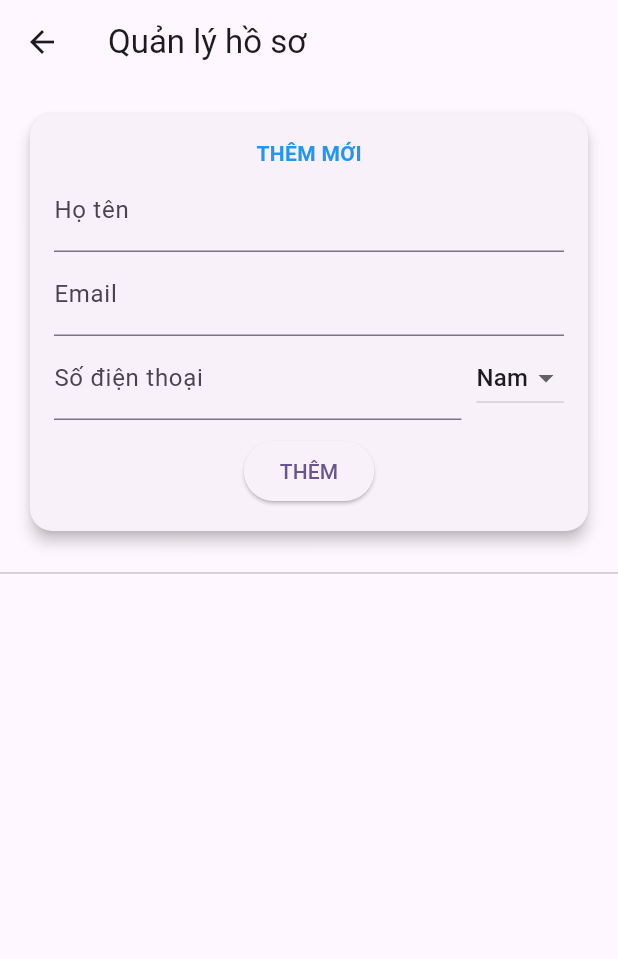
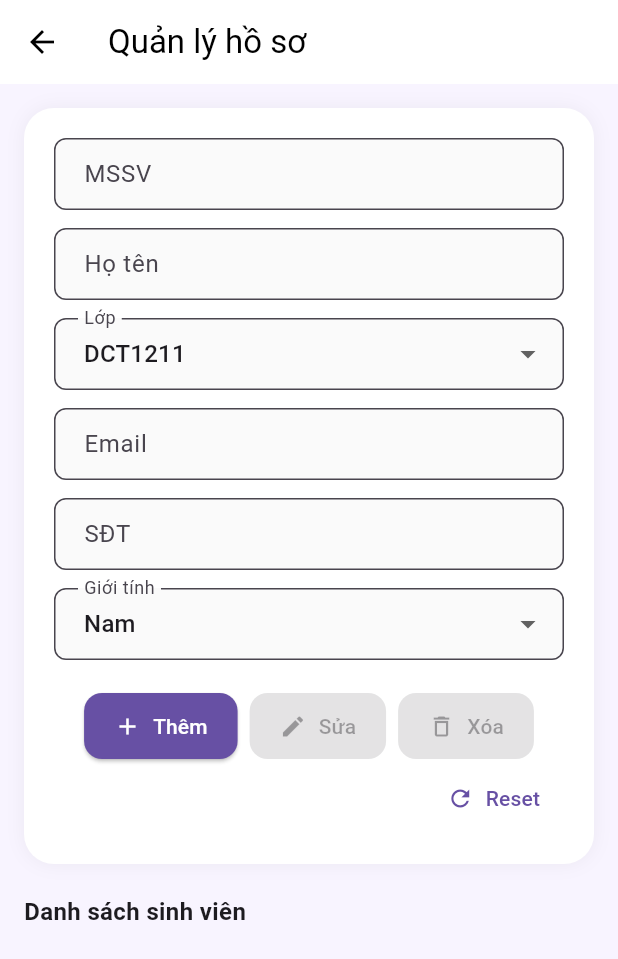
Before and after one commit to MiyazakiLOL/StudentManagement, a Flutter app: the screen it shows after launch, after a tap on "Quản lý hồ sơ", on a phone screen of 412 x 824 dp. Shown: the top 959 px of the screen. Run offline on Flutter 3.47's test engine with Material 3 defaults, Android fonts, the phone set to English and light mode, and no system bars; our stand-ins replace shared_preferences; network calls fail.

Commit message:
sửa lỗi

```diff
--- a/lib/models/student.dart
+++ b/lib/models/student.dart
@@ -1,6 +1,8 @@
 class Student {
   final String id; // MockAPI dùng String cho ID
   final String name;
+  final String? code;
+  final String? className;
   final String? email;
   final String? phone;
   final String? gender;
@@ -8,6 +10,8 @@ class Student {
   Student({
     required this.id,
     required this.name,
+    this.code,
+    this.className,
     this.email,
     this.phone,
     this.gender,
@@ -17,6 +21,8 @@ class Student {
     return Student(
       id: json['id'].toString(),
       name: json['name'] ?? '',
+      code: json['code']?.toString(),
+      className: json['className']?.toString(),
       email: json['email'] ?? '',
       phone: json['phone'] ?? '',
       gender: json['gender'] ?? 'Nam',
@@ -26,6 +32,8 @@ class Student {
   Map<String, dynamic> toJson() {
     return {
       'name': name,
+      'code': code,
+      'className': className,
       'email': email,
       'phone': phone,
       'gender': gender,
--- a/lib/screens/student_profile_page.dart
+++ b/lib/screens/student_profile_page.dart
@@ -1,4 +1,3 @@
-import 'dart:convert';
 import 'package:flutter/material.dart';
 import '../models/student.dart';
 import '../services/student_api.dart';
@@ -13,10 +12,16 @@ class StudentProfileManagementPage extends StatefulWidget {
 
 class _StudentProfileManagementPageState extends State<StudentProfileManagementPage> {
   final _formKey = GlobalKey<FormState>();
+  final _codeController = TextEditingController();
   final _nameController = TextEditingController();
   final _emailController = TextEditingController();
   final _phoneController = TextEditingController();
+
   String _selectedGender = 'Nam';
+  String _selectedClass = 'DCT1211';
+
+  final List<String> _classList = ['DCT1211', 'DCT1212', 'DCT1213', 'DCT1214', 'DCT1215'];
+  final List<String> _genderList = ['Nam', 'Nữ'];
 
   late final StudentApi _api;
   List<Student> _students = [];
@@ -32,173 +37,195 @@ class _StudentProfileManagementPageState extends State<StudentProfileManagementP
 
   Future<void> _loadData() async {
     setState(() => _isLoading = true);
-    try {
     final data = await _api.fetchStudents();
-      setState(() => _students = data);
-    } catch (e) {
-      debugPrint("Lỗi tải danh sách: $e");
-    } finally {
-      setState(() => _isLoading = false);
-    }
+    setState(() {
+      _students = data;
+      _isLoading = false;
+    });
   }
 
-  Future<void> _save() async {
+  void _onStudentTap(Student s) {
+    setState(() {
+      _editingStudent = s;
+      _codeController.text = s.code ?? '';
+      _nameController.text = s.name;
+      _emailController.text = s.email ?? '';
+      _phoneController.text = s.phone ?? '';
+      _selectedGender = s.gender ?? 'Nam';
+      _selectedClass = _classList.contains(s.className) ? s.className! : _classList[0];
+    });
+  }
+
+  Future<void> _save(bool isUpdate) async {
     if (!_formKey.currentState!.validate()) return;
 
     final student = Student(
-      id: _editingStudent?.id ?? '',
+      id: isUpdate ? (_editingStudent?.id ?? DateTime.now().millisecondsSinceEpoch.toString()) : DateTime.now().millisecondsSinceEpoch.toString(),
+      code: _codeController.text,
       name: _nameController.text,
+      className: _selectedClass,
       email: _emailController.text,
       phone: _phoneController.text,
       gender: _selectedGender,
     );
 
     try {
-      if (_editingStudent == null) {
+      if (isUpdate) {
+        await _api.updateStudent(student);
+      } else {
         await _api.createStudent(student);
-      } else {
-        await _api.updateStudent(student);
       }
       _clearForm();
-      _loadData(); // Load lại danh sách sau khi lưu
-      ScaffoldMessenger.of(context).showSnackBar(const SnackBar(content: Text('Lưu thành công!')));
+      _loadData();
+      ScaffoldMessenger.of(context).showSnackBar(SnackBar(content: Text(isUpdate ? 'Cập nhật thành công!' : 'Thêm thành công!')));
     } catch (e) {
-      ScaffoldMessenger.of(context).showSnackBar(SnackBar(content: Text('Lỗi API: $e')));
+      ScaffoldMessenger.of(context).showSnackBar(SnackBar(content: Text('Lỗi: $e')));
     }
   }
 
-  Future<void> _confirmDelete(Student s) async {
+  Future<void> _delete() async {
+    if (_editingStudent == null) return;
+
     final bool? confirm = await showDialog<bool>(
       context: context,
       builder: (context) => AlertDialog(
-        shape: RoundedRectangleBorder(borderRadius: BorderRadius.circular(15)),
-        title: const Row(
-          children: [
-            Icon(Icons.warning_amber_rounded, color: Colors.red),
-            SizedBox(width: 10),
-            Text('Xác nhận xóa'),
-          ],
-        ),
-        content: Text('Bạn có chắc chắn muốn xóa sinh viên "${s.name}" khỏi hệ thống không?'),
+        title: const Text('Xác nhận'),
+        content: Text('Xóa sinh viên ${_editingStudent!.name}?'),
         actions: [
-          TextButton(
-            onPressed: () => Navigator.pop(context, false),
-            child: const Text('Hủy', style: TextStyle(color: Colors.grey)),
-          ),
-          ElevatedButton(
-            style: ElevatedButton.styleFrom(
-              backgroundColor: Colors.red,
-              shape: RoundedRectangleBorder(borderRadius: BorderRadius.circular(8)),
-            ),
-            onPressed: () => Navigator.pop(context, true),
-            child: const Text('Xóa ngay', style: TextStyle(color: Colors.white)),
-          ),
+          TextButton(onPressed: () => Navigator.pop(context, false), child: const Text('Hủy')),
+          TextButton(onPressed: () => Navigator.pop(context, true), child: const Text('Xóa', style: TextStyle(color: Colors.red))),
         ],
       ),
     );
 
     if (confirm == true) {
-      try {
-        // MockAPI cần ID để xóa: /students/:id
-        await _api.deleteStudent(int.parse(s.id));
-        _loadData(); // Tải lại danh sách sau khi xóa thành công
-        if (mounted) {
-          ScaffoldMessenger.of(context).showSnackBar(
-            const SnackBar(content: Text('Đã xóa dữ liệu thành công'), backgroundColor: Colors.green),
-          );
-        }
-      } catch (e) {
-        if (mounted) {
-          ScaffoldMessenger.of(context).showSnackBar(
-            const SnackBar(content: Text('Lỗi khi xóa: Vui lòng thử lại'), backgroundColor: Colors.red),
-          );
-        }
-      }
+      // Đảm bảo truyền vào String id
+      await _api.deleteStudent(_editingStudent!.id.toString());
+      _clearForm();
+      _loadData();
     }
   }
 
   void _clearForm() {
+    _codeController.clear();
     _nameController.clear();
     _emailController.clear();
     _phoneController.clear();
+    setState(() {
       _selectedGender = 'Nam';
+      _selectedClass = _classList[0];
       _editingStudent = null;
-    setState(() {});
+    });
   }
+
+  InputDecoration _inputStyle(String label) => InputDecoration(
+    labelText: label,
+    filled: true,
+    fillColor: Colors.grey[50],
+    border: OutlineInputBorder(borderRadius: BorderRadius.circular(8), borderSide: const BorderSide(color: Colors.grey)),
+    contentPadding: const EdgeInsets.symmetric(horizontal: 16, vertical: 12),
+  );
 
   @override
   Widget build(BuildContext context) {
     return Scaffold(
-      appBar: AppBar(title: const Text('Quản lý hồ sơ')),
-      body: Column(
+      backgroundColor: const Color(0xFFF8F4FF),
+      appBar: AppBar(title: const Text('Quản lý hồ sơ'), backgroundColor: Colors.white, foregroundColor: Colors.black, elevation: 0),
+      body: SingleChildScrollView(
+        padding: const EdgeInsets.all(16.0),
+        child: Column(
           children: [
-          // PHẦN FORM NHẬP
-          Padding(
-            padding: const EdgeInsets.all(16.0),
-            child: Card(
-              elevation: 4,
-              shape: RoundedRectangleBorder(borderRadius: BorderRadius.circular(15)),
-              child: Padding(
-                padding: const EdgeInsets.all(16.0),
+            Container(
+              padding: const EdgeInsets.all(20),
+              decoration: BoxDecoration(color: Colors.white, borderRadius: BorderRadius.circular(20), boxShadow: [BoxShadow(color: Colors.black.withOpacity(0.05), blurRadius: 10)]),
               child: Form(
                 key: _formKey,
                 child: Column(
                   children: [
-                      Text(_editingStudent == null ? "THÊM MỚI" : "SỬA HỒ SƠ",
-                           style: const TextStyle(fontWeight: FontWeight.bold, color: Colors.blue)),
-                      TextFormField(controller: _nameController, decoration: const InputDecoration(labelText: 'Họ tên')),
-                      TextFormField(controller: _emailController, decoration: const InputDecoration(labelText: 'Email')),
+                    TextFormField(controller: _codeController, decoration: _inputStyle('MSSV')),
+                    const SizedBox(height: 12),
+                    TextFormField(controller: _nameController, decoration: _inputStyle('Họ tên')),
+                    const SizedBox(height: 12),
+                    DropdownButtonFormField<String>(
+                      value: _selectedClass,
+                      decoration: _inputStyle('Lớp'),
+                      items: _classList.map((c) => DropdownMenuItem(value: c, child: Text(c))).toList(),
+                      onChanged: (v) => setState(() => _selectedClass = v!),
+                    ),
+                    const SizedBox(height: 12),
+                    TextFormField(controller: _emailController, decoration: _inputStyle('Email')),
+                    const SizedBox(height: 12),
+                    TextFormField(controller: _phoneController, decoration: _inputStyle('SĐT')),
+                    const SizedBox(height: 12),
+                    DropdownButtonFormField<String>(
+                      value: _selectedGender,
+                      decoration: _inputStyle('Giới tính'),
+                      items: _genderList.map((g) => DropdownMenuItem(value: g, child: Text(g))).toList(),
+                      onChanged: (v) => setState(() => _selectedGender = v!),
+                    ),
+                    const SizedBox(height: 20),
                     Row(
+                      mainAxisAlignment: MainAxisAlignment.center,
                       children: [
-                          Expanded(child: TextFormField(controller: _phoneController, decoration: const InputDecoration(labelText: 'Số điện thoại'))),
-                          const SizedBox(width: 10),
-                          DropdownButton<String>(
-                            value: _selectedGender,
-                            onChanged: (v) => setState(() => _selectedGender = v!),
-                            items: ['Nam', 'Nữ'].map((g) => DropdownMenuItem(value: g, child: Text(g))).toList(),
-                          )
+                        ElevatedButton.icon(
+                          onPressed: () => _save(false),
+                          icon: const Icon(Icons.add, size: 18),
+                          label: const Text("Thêm"),
+                          style: ElevatedButton.styleFrom(backgroundColor: const Color(0xFF6750A4), foregroundColor: Colors.white, shape: RoundedRectangleBorder(borderRadius: BorderRadius.circular(12)), padding: const EdgeInsets.symmetric(horizontal: 20, vertical: 12)),
+                        ),
+                        const SizedBox(width: 8),
+                        ElevatedButton.icon(
+                          onPressed: _editingStudent != null ? () => _save(true) : null,
+                          icon: const Icon(Icons.edit, size: 18),
+                          label: const Text("Sửa"),
+                          style: ElevatedButton.styleFrom(backgroundColor: Colors.grey[300], foregroundColor: Colors.black87, shape: RoundedRectangleBorder(borderRadius: BorderRadius.circular(12)), padding: const EdgeInsets.symmetric(horizontal: 20, vertical: 12)),
+                        ),
+                        const SizedBox(width: 8),
+                        ElevatedButton.icon(
+                          onPressed: _editingStudent != null ? _delete : null,
+                          icon: const Icon(Icons.delete_outline, size: 18),
+                          label: const Text("Xóa"),
+                          style: ElevatedButton.styleFrom(backgroundColor: const Color(0xFFFFEBEE), foregroundColor: Colors.red, shape: RoundedRectangleBorder(borderRadius: BorderRadius.circular(12)), padding: const EdgeInsets.symmetric(horizontal: 20, vertical: 12)),
+                        ),
                       ],
                     ),
-                      const SizedBox(height: 10),
-                      ElevatedButton(onPressed: _save, child: Text(_editingStudent == null ? 'THÊM' : 'CẬP NHẬT')),
+                    Align(
+                      alignment: Alignment.centerRight,
+                      child: TextButton.icon(
+                        onPressed: _clearForm,
+                        icon: const Icon(Icons.refresh, size: 18),
+                        label: const Text("Reset"),
+                        style: TextButton.styleFrom(foregroundColor: const Color(0xFF6750A4)),
+                      ),
+                    )
                   ],
                 ),
               ),
             ),
-            ),
-          ),
-          const Divider(),
-          // PHẦN DANH SÁCH THAO TÁC
-          Expanded(
-            child: _isLoading
-                ? const Center(child: CircularProgressIndicator())
+            const SizedBox(height: 20),
+            const Align(alignment: Alignment.centerLeft, child: Text("Danh sách sinh viên", style: TextStyle(fontWeight: FontWeight.bold, fontSize: 16))),
+            const SizedBox(height: 10),
+            _isLoading
+              ? const CircularProgressIndicator()
               : ListView.builder(
+                  shrinkWrap: true,
+                  physics: const NeverScrollableScrollPhysics(),
                   itemCount: _students.length,
                   itemBuilder: (context, i) {
                     final s = _students[i];
-                      return ListTile(
+                    return Card(
+                      margin: const EdgeInsets.only(bottom: 8),
+                      child: ListTile(
+                        onTap: () => _onStudentTap(s),
                         title: Text(s.name, style: const TextStyle(fontWeight: FontWeight.bold)),
-                        subtitle: Text('${s.gender} - ${s.phone}\n${s.email}'),
-                        trailing: Row(
-                          mainAxisSize: MainAxisSize.min,
-                          children: [
-                            IconButton(icon: const Icon(Icons.edit, color: Colors.orange),
-                              onPressed: () => setState(() {
-                                _editingStudent = s;
-                                _nameController.text = s.name;
-                                _emailController.text = s.email ?? '';
-                                _phoneController.text = s.phone ?? '';
-                                _selectedGender = s.gender ?? 'Nam';
-                              })),
-                            IconButton(icon: const Icon(Icons.delete_outline, color: Colors.redAccent),
-                              onPressed: () => _confirmDelete(s)),
-                          ],
+                        subtitle: Text('${s.code} - ${s.className}'),
+                        trailing: const Icon(Icons.chevron_right, color: Colors.grey),
                       ),
                     );
                   },
                 ),
+          ],
         ),
-        ],
       ),
     );
   }
--- a/lib/services/student_api.dart
+++ b/lib/services/student_api.dart
@@ -1,5 +1,6 @@
 import 'dart:convert';
 import 'package:http/http.dart' as http;
+import 'package:shared_preferences/shared_preferences.dart';
 import '../models/student.dart';
 
 class StudentApi {
@@ -12,76 +13,105 @@ class StudentApi {
   final String baseUrl;
   final String studentsPath;
   final http.Client _client;
+  static const String _storageKey = 'cached_students';
 
-  static const Duration _timeout = Duration(seconds: 8);
+  static const Duration _timeout = Duration(seconds: 5);
 
   Uri _resolve(String path) {
     final base = Uri.parse(baseUrl);
     final uri = Uri.parse(path);
-
     if (uri.hasScheme) return uri;
     return base.resolve(path);
   }
 
+  // Lấy dữ liệu từ SharedPreferences
+  Future<List<Student>> getLocalStudents() async {
+    final prefs = await SharedPreferences.getInstance();
+    final String? cachedData = prefs.getString(_storageKey);
+    if (cachedData != null) {
+      final List<dynamic> decoded = jsonDecode(cachedData);
+      return decoded.map((e) => Student.fromJson(e)).toList();
+    }
+    return [];
+  }
+
+  // Lưu dữ liệu vào SharedPreferences
+  Future<void> saveLocalStudents(List<Student> students) async {
+    final prefs = await SharedPreferences.getInstance();
+    final String encoded = jsonEncode(students.map((s) => s.toJson()).toList());
+    await prefs.setString(_storageKey, encoded);
+  }
+
   Future<List<Student>> fetchStudents() async {
+    try {
       final uri = _resolve(studentsPath);
-
       final res = await _client.get(uri).timeout(_timeout);
 
-    if (res.statusCode != 200) {
-      throw Exception('Lỗi load dữ liệu');
+      if (res.statusCode == 200) {
+        final data = jsonDecode(res.body);
+        List<Student> students = [];
+        if (data is List) {
+          students = data.map((e) => Student.fromJson(e)).toList();
+        } else if (data['data'] != null) {
+          students = (data['data'] as List).map((e) => Student.fromJson(e)).toList();
         }
-
-    final data = jsonDecode(res.body);
-
-    if (data is List) {
-      return data.map((e) => Student.fromJson(e)).toList();
+        await saveLocalStudents(students); // Lưu lại bản mới nhất
+        return students;
       }
-
-    if (data['data'] != null) {
-      return (data['data'] as List)
-          .map((e) => Student.fromJson(e))
-          .toList();
+    } catch (e) {
+      print("Lỗi kết nối API, sử dụng dữ liệu offline: $e");
     }
-
-    throw Exception('Sai format JSON');
+    return await getLocalStudents(); // Trả về dữ liệu offline nếu lỗi
   }
 
   Future<void> createStudent(Student s) async {
+    try {
       final uri = _resolve(studentsPath);
-
-    final res = await _client.post(
+      await _client.post(
         uri,
         headers: {'Content-Type': 'application/json'},
         body: jsonEncode(s.toJson()),
-    );
+      ).timeout(_timeout);
+    } catch (e) {
+      print("Lỗi thêm API, sẽ chỉ lưu local: $e");
+    }
 
-    if (res.statusCode != 201 && res.statusCode != 200) {
-      throw Exception('Thêm thất bại');
+    // Cập nhật local ngay lập tức
+    final local = await getLocalStudents();
+    local.add(s);
+    await saveLocalStudents(local);
+  }
+
+  Future<void> updateStudent(Student s) async {
+    try {
+      final uri = _resolve('$studentsPath/${s.id}');
+      await _client.put(
+        uri,
+        headers: {'Content-Type': 'application/json'},
+        body: jsonEncode(s.toJson()),
+      ).timeout(_timeout);
+    } catch (e) {
+      print("Lỗi cập nhật API: $e");
+    }
+
+    final local = await getLocalStudents();
+    final index = local.indexWhere((item) => item.id == s.id);
+    if (index != -1) {
+      local[index] = s;
+      await saveLocalStudents(local);
     }
   }
 
-  Future<void> updateStudent(Student s) async {
-    final uri = _resolve('$studentsPath/${s.id}');
+  Future<void> deleteStudent(String id) async {
+    try {
+      final uri = _resolve('$studentsPath/$id');
+      await _client.delete(uri).timeout(_timeout);
+    } catch (e) {
+      print("Lỗi xóa API: $e");
+    }
 
-    final res = await _client.put(
-      uri,
-      headers: {'Content-Type': 'application/json'},
-      body: jsonEncode(s.toJson()),
-    );
-
-    if (res.statusCode != 200) {
-      throw Exception('Cập nhật thất bại');
+    final local = await getLocalStudents();
+    local.removeWhere((s) => s.id == id);
+    await saveLocalStudents(local);
   }
 }
-
-  Future<void> deleteStudent(int id) async {
-    final uri = _resolve('$studentsPath/$id');
-
-    final res = await _client.delete(uri);
-
-    if (res.statusCode != 200) {
-      throw Exception('Xóa thất bại');
-    }
-  }
-}
```
Lines whose indentation alone changed are shown as unchanged.
